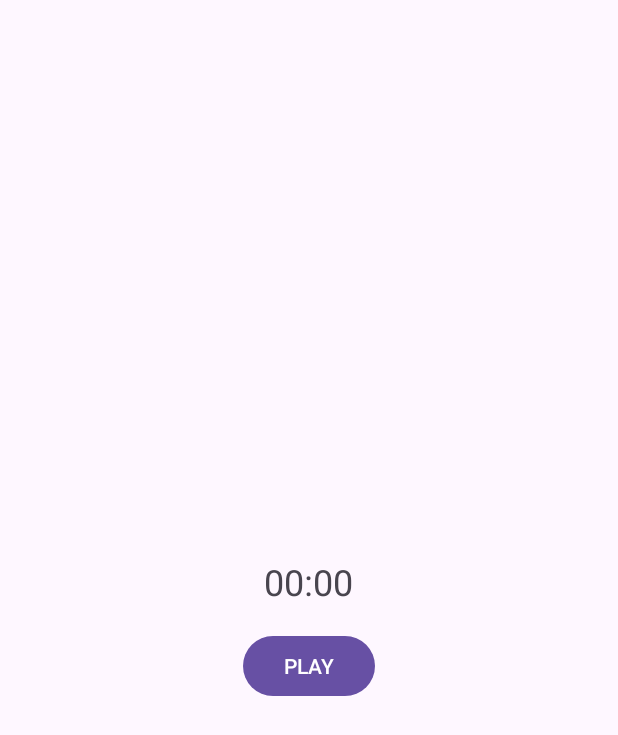
After one commit to Yarogi/MovieSearch3, an Android app: the PlayerActivity screen opened directly, with no data from a screen before it, on a phone screen of 412 x 824 dp. The commit adds this screen. Shown: the top 735 px of the screen. Run offline under Robolectric (Android 15) with nearby library versions, the phone set to English and light mode, and no system bars.

Commit message:
задача по плееру (добавил в мовимейкер)

```diff
--- a/app/src/main/AndroidManifest.xml
+++ b/app/src/main/AndroidManifest.xml
@@ -17,6 +17,9 @@
         android:theme="@style/Theme.MyMovies"
         tools:targetApi="31">
         <activity
+            android:name=".ui.player.PlayerActivity"
+            android:exported="false" />
+        <activity
             android:name=".ui.RootActivity"
             android:exported="true"
             android:windowSoftInputMode="adjustNothing">
@@ -26,7 +29,6 @@
                 <category android:name="android.intent.category.LAUNCHER" />
             </intent-filter>
         </activity>
-
     </application>
 
 </manifest>
--- a/app/src/main/java/com/practicum/mymovies/di/ViewModelModule.kt
+++ b/app/src/main/java/com/practicum/mymovies/di/ViewModelModule.kt
@@ -5,6 +5,7 @@ import com.practicum.mymovies.presentation.movies.MoviesViewModel
 import com.practicum.mymovies.presentation.cast.MovieCastViewModel
 import com.practicum.mymovies.presentation.details.PosterViewModel
 import com.practicum.mymovies.presentation.names.NamesViewModel
+import com.practicum.mymovies.presentation.player.PlayerViewModel
 import org.koin.android.ext.koin.androidApplication
 import org.koin.android.ext.koin.androidContext
 import org.koin.androidx.viewmodel.dsl.viewModel
@@ -41,4 +42,8 @@ val viewModelModule = module {
         )
     }
 
+    viewModel{
+        PlayerViewModel()
+    }
+
 }
--- /dev/null
+++ b/app/src/main/java/com/practicum/mymovies/presentation/player/PlayerState.kt
@@ -0,0 +1,12 @@
+package com.practicum.mymovies.presentation.player
+
+sealed class PlayerState(
+    val isPlayButtonEnabled: Boolean,
+    val buttonText: String,
+    val progress: String,
+) {
+    class Default : PlayerState(false, "PLAY", "00:00")
+    class Prepared : PlayerState(true, "PLAY", "00:00")
+    class Playing(progress: String) : PlayerState(true, "PAUSE", progress)
+    class Paused(progress: String) : PlayerState(true, "PLAY", progress)
+}
--- /dev/null
+++ b/app/src/main/java/com/practicum/mymovies/presentation/player/PlayerViewModel.kt
@@ -0,0 +1,96 @@
+package com.practicum.mymovies.presentation.player
+
+import android.media.MediaPlayer
+import androidx.lifecycle.LiveData
+import androidx.lifecycle.MutableLiveData
+import androidx.lifecycle.ViewModel
+import androidx.lifecycle.viewModelScope
+import kotlinx.coroutines.Job
+import kotlinx.coroutines.delay
+import kotlinx.coroutines.launch
+import java.text.SimpleDateFormat
+import java.util.Locale
+
+class PlayerViewModel : ViewModel() {
+
+    private val url: String =
+        "https://audio-ssl.itunes.apple.com/itunes-assets/AudioPreview112/v4/ac/c7/d1/acc7d13f-6634-495f-caf6-491eccb505e8/mzaf_4002676889906514534.plus.aac.p.m4a"
+
+    private var mediaPlayer: MediaPlayer = MediaPlayer()
+
+    private val playerState = MutableLiveData<PlayerState>(PlayerState.Default())
+    fun observePlayerState(): LiveData<PlayerState> = playerState
+
+    private var timerJob: Job? = null
+
+    init {
+        initMediaPlayer()
+    }
+
+    override fun onCleared() {
+        super.onCleared()
+        releasePlayer()
+    }
+
+    fun onPause() {
+        pausePlayer()
+    }
+
+    fun onPlayButtonClicked() {
+        when (playerState.value) {
+            is PlayerState.Playing -> {
+                pausePlayer()
+            }
+
+            is PlayerState.Prepared, is PlayerState.Paused -> {
+                startPlayer()
+            }
+
+            else -> {}
+        }
+    }
+
+    private fun initMediaPlayer() {
+        mediaPlayer.setDataSource(url)
+        mediaPlayer.prepareAsync()
+        mediaPlayer.setOnPreparedListener {
+            playerState.postValue(PlayerState.Prepared())
+        }
+        mediaPlayer.setOnCompletionListener {
+            playerState.postValue(PlayerState.Prepared())
+        }
+    }
+
+    private fun startPlayer() {
+        mediaPlayer.start()
+        playerState.postValue(PlayerState.Playing(getCurrentPlayerPosition()))
+        startTimer()
+    }
+
+    private fun pausePlayer() {
+        mediaPlayer.pause()
+        timerJob?.cancel()
+        playerState.postValue(PlayerState.Paused(getCurrentPlayerPosition()))
+    }
+
+    private fun releasePlayer() {
+        mediaPlayer.stop()
+        mediaPlayer.release()
+        playerState.value = PlayerState.Default()
+    }
+
+    private fun startTimer() {
+        timerJob = viewModelScope.launch {
+            while (mediaPlayer.isPlaying) {
+                delay(300L)
+                playerState.postValue(PlayerState.Playing(getCurrentPlayerPosition()))
+            }
+        }
+    }
+
+    private fun getCurrentPlayerPosition(): String {
+        return SimpleDateFormat("mm:ss", Locale.getDefault()).format(mediaPlayer.currentPosition)
+            ?: "00:00"
+    }
+
+}
--- /dev/null
+++ b/app/src/main/java/com/practicum/mymovies/ui/player/PlayerActivity.kt
@@ -0,0 +1,41 @@
+package com.practicum.mymovies.ui.player
+
+import android.os.Bundle
+import android.widget.Button
+import android.widget.TextView
+import androidx.appcompat.app.AppCompatActivity
+import com.practicum.mymovies.R
+import com.practicum.mymovies.presentation.player.PlayerViewModel
+import org.koin.androidx.viewmodel.ext.android.viewModel
+
+class PlayerActivity : AppCompatActivity() {
+
+    private val playerViewModel: PlayerViewModel by viewModel()
+
+    private lateinit var playButton: Button
+    private lateinit var timerTextView:TextView
+
+    override fun onCreate(savedInstanceState: Bundle?) {
+        super.onCreate(savedInstanceState)
+        setContentView(R.layout.activity_player)
+        playButton = findViewById(R.id.playButton)
+        timerTextView = findViewById(R.id.timerTextView)
+
+        playButton.setOnClickListener {
+            playerViewModel.onPlayButtonClicked()
+        }
+
+
+        playerViewModel.observePlayerState().observe(this) {
+            playButton.isEnabled = it.isPlayButtonEnabled
+            playButton.text = it.buttonText
+            timerTextView.text = it.progress
+        }
+
+    }
+
+    override fun onPause() {
+        super.onPause()
+        playerViewModel.onPause()
+    }
+}
--- /dev/null
+++ b/app/src/main/res/drawable/ic_player.xml
@@ -0,0 +1,5 @@
+<vector xmlns:android="http://schemas.android.com/apk/res/android" android:height="24dp" android:tint="#000000" android:viewportHeight="24" android:viewportWidth="24" android:width="24dp">
+
+    <path android:fillColor="@android:color/white" android:pathData="M12,2C6.48,2 2,6.48 2,12s4.48,10 10,10s10,-4.48 10,-10S17.52,2 12,2zM9.5,16.5v-9l7,4.5L9.5,16.5z"/>
+
+</vector>
--- /dev/null
+++ b/app/src/main/res/layout/activity_player.xml
@@ -0,0 +1,27 @@
+<FrameLayout xmlns:android="http://schemas.android.com/apk/res/android"
+    android:layout_width="match_parent"
+    android:layout_height="match_parent"
+    xmlns:tools="http://schemas.android.com/tools"
+    tools:context=".ui.player.PlayerActivity">
+
+    <LinearLayout android:layout_width="match_parent"
+        android:layout_height="wrap_content"
+        android:orientation="vertical"
+        android:layout_gravity="center">
+
+        <TextView android:id="@+id/timerTextView"
+            android:layout_width="wrap_content"
+            android:layout_height="wrap_content"
+            android:layout_gravity="center_horizontal"
+            android:layout_margin="16dp"
+            android:textSize="24sp"
+            android:text="00:00"/>
+
+        <Button android:id="@+id/playButton"
+            android:layout_width="wrap_content"
+            android:layout_height="wrap_content"
+            android:layout_gravity="center"
+            android:enabled="false"
+            android:text="PLAY"/>
+    </LinearLayout>
+</FrameLayout>
--- a/app/src/main/res/menu/bottom_navigation_menu.xml
+++ b/app/src/main/res/menu/bottom_navigation_menu.xml
@@ -13,5 +13,9 @@
         android:id="@+id/infoFragment"
         android:icon="@drawable/ic_info"
         android:title="@string/info" />
+    <item
+        android:id="@+id/playerActivity"
+        android:icon="@drawable/ic_player"
+        android:title="@string/info" />
 
 </menu>
```
Also changed, not shown: app/src/main/res/navigation/root_navigation_graph.xml (+8 -0 lines).
